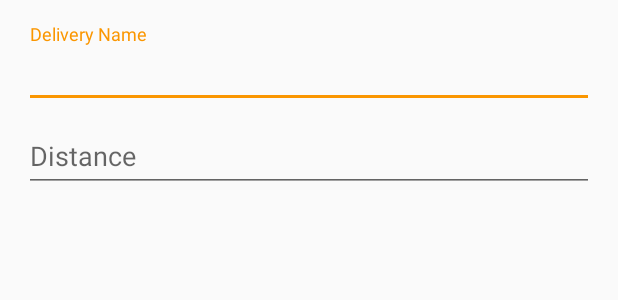
After one commit to anickle060193/delivering, an Android app: the layout delivery_creator_dialog_layout.xml on its own in the app's theme, with its tools: preview values and no code run, on a phone screen of 412 x 824 dp. The commit adds this screen. Shown: the top 300 px of the screen. Run offline under Robolectric (Android 15) with nearby library versions, the phone set to English and light mode, and no system bars.

Commit message:
Working on Delivery creation.

```diff
--- a/app/src/main/java/com/adamnickle/delivering/Delivering.java
+++ b/app/src/main/java/com/adamnickle/delivering/Delivering.java
@@ -26,6 +26,7 @@ public class Delivering extends Application
         ParseUser.registerSubclass( DeliveringUser.class );
         ParseObject.registerSubclass( Delivery.class );
 
+        Parse.enableLocalDatastore( this );
         Parse.initialize( this, getString( R.string.applicationId ), getString( R.string.clientKey ) );
     }
 
--- /dev/null
+++ b/app/src/main/res/layout/delivery_creator_dialog_layout.xml
@@ -0,0 +1,43 @@
+<?xml version="1.0" encoding="utf-8"?>
+<LinearLayout
+    xmlns:android="http://schemas.android.com/apk/res/android"
+    android:layout_width="match_parent"
+    android:layout_height="match_parent"
+    android:orientation="vertical"
+    android:padding="16dp">
+
+        <android.support.design.widget.TextInputLayout
+            android:layout_width="match_parent"
+            android:layout_height="wrap_content">
+
+            <AutoCompleteTextView
+                android:id="@+id/delivery_name"
+                android:layout_width="match_parent"
+                android:layout_height="wrap_content"
+                android:hint="Delivery Name"
+                android:inputType="textCapWords"
+                android:imeActionLabel="Create"
+                android:imeOptions="actionUnspecified"
+                android:maxLines="1"
+                android:singleLine="true"/>
+
+        </android.support.design.widget.TextInputLayout>
+
+    <android.support.design.widget.TextInputLayout
+        android:layout_width="match_parent"
+        android:layout_height="wrap_content">
+
+        <AutoCompleteTextView
+            android:id="@+id/distance"
+            android:layout_width="match_parent"
+            android:layout_height="wrap_content"
+            android:hint="Distance"
+            android:inputType="numberDecimal"
+            android:imeActionLabel="Create"
+            android:imeOptions="actionUnspecified"
+            android:maxLines="1"
+            android:singleLine="true"/>
+
+    </android.support.design.widget.TextInputLayout>
+
+</LinearLayout>
```
Also changed, not shown: app/src/main/java/com/adamnickle/delivering/DeliveriesFragment.java (+74 -5 lines), app/src/main/java/com/adamnickle/delivering/Delivery.java (+43 -5 lines), app/src/main/res/menu/deliveries.xml (added, +12 -0 lines).
